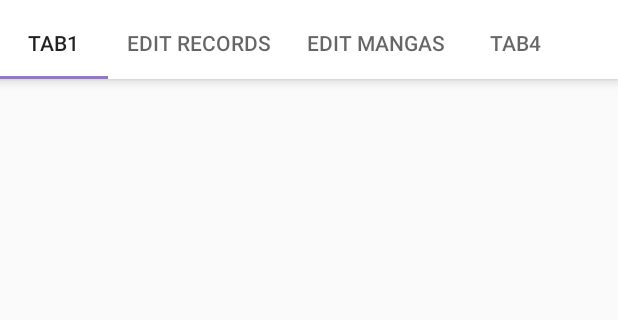
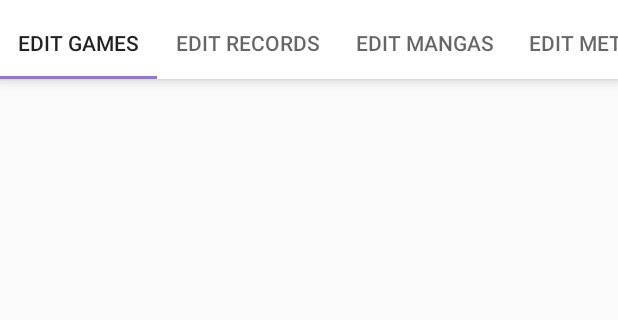
Before and after one commit to 8192Bit/DIYEdit_Mobile, an Android app: the SaveFileMenu screen opened directly, with no data from a screen before it, on a phone screen of 412 x 824 dp, the part 297-617 px from its top. Run offline under Robolectric (Android 15) with nearby library versions, the phone set to English and light mode, and no system bars.

Commit message:
Default Changelist

```diff
--- a/app/src/main/res/layout/activity_mio_file_menu.xml
+++ b/app/src/main/res/layout/activity_mio_file_menu.xml
@@ -138,7 +138,7 @@
                 android:id="@+id/tab1"
                 android:layout_width="wrap_content"
                 android:layout_height="wrap_content"
-                android:text="Tab1" />
+                android:text="@string/editGameKey" />
 
             <com.google.android.material.tabs.TabItem
                 android:id="@+id/tab2"
@@ -156,7 +156,7 @@
                 android:id="@+id/tab4"
                 android:layout_width="wrap_content"
                 android:layout_height="wrap_content"
-                android:text="Tab4" />
+                android:text="@string/metaDataEditKey" />
         </com.google.android.material.tabs.TabLayout>
     </com.google.android.material.appbar.AppBarLayout>
 
--- a/app/src/main/res/values/strings.xml
+++ b/app/src/main/res/values/strings.xml
@@ -26,5 +26,6 @@
     <string name="exitKey">Exit</string>
     <string name="noFMKey">Sorry. There is no File Manager in your system.</string>
     <string name="permissonNeedKey">Please give the permisson to this program to read save file or mio file.</string>
+    <string name="editGameKey">Edit Games</string>
 
 </resources>
```
Also changed, not shown: 1 other file.
